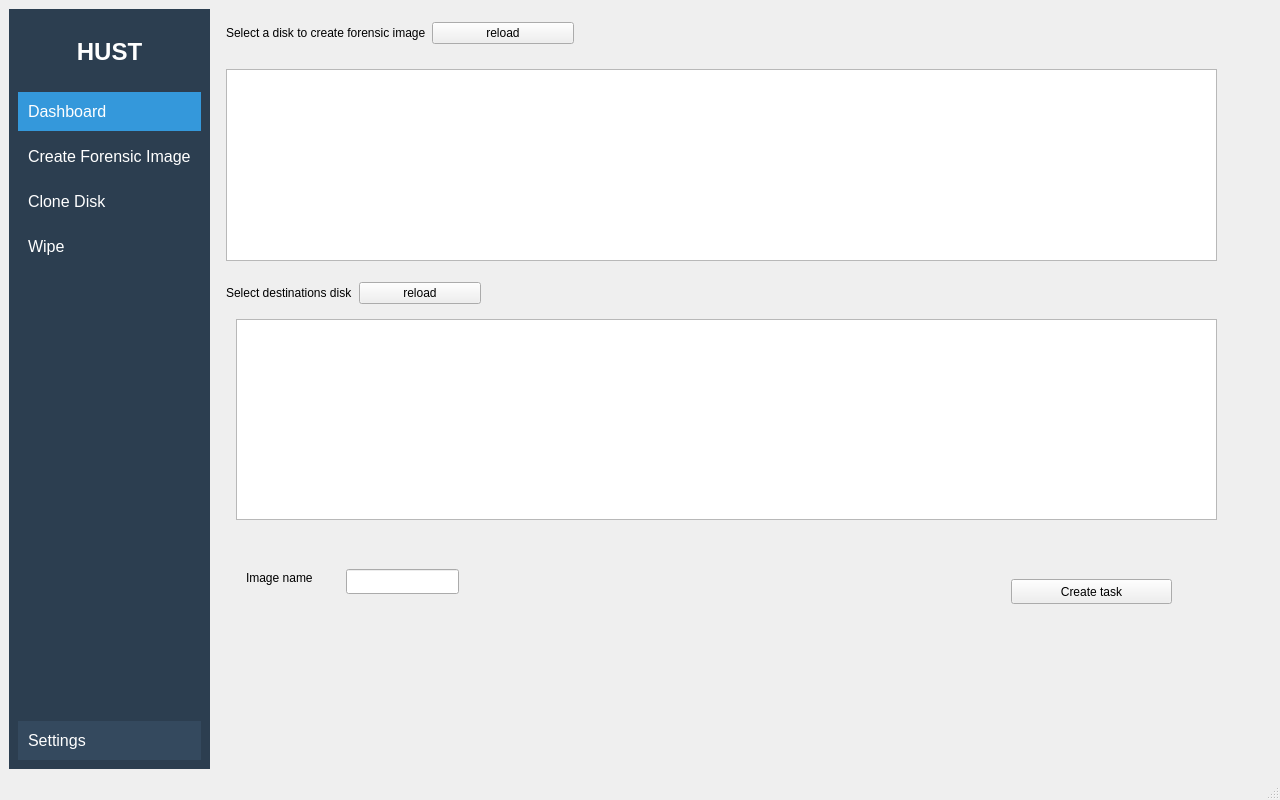
Above: mainwindow.ui from betty2310/CongFung before the change. Below: the same form after it.
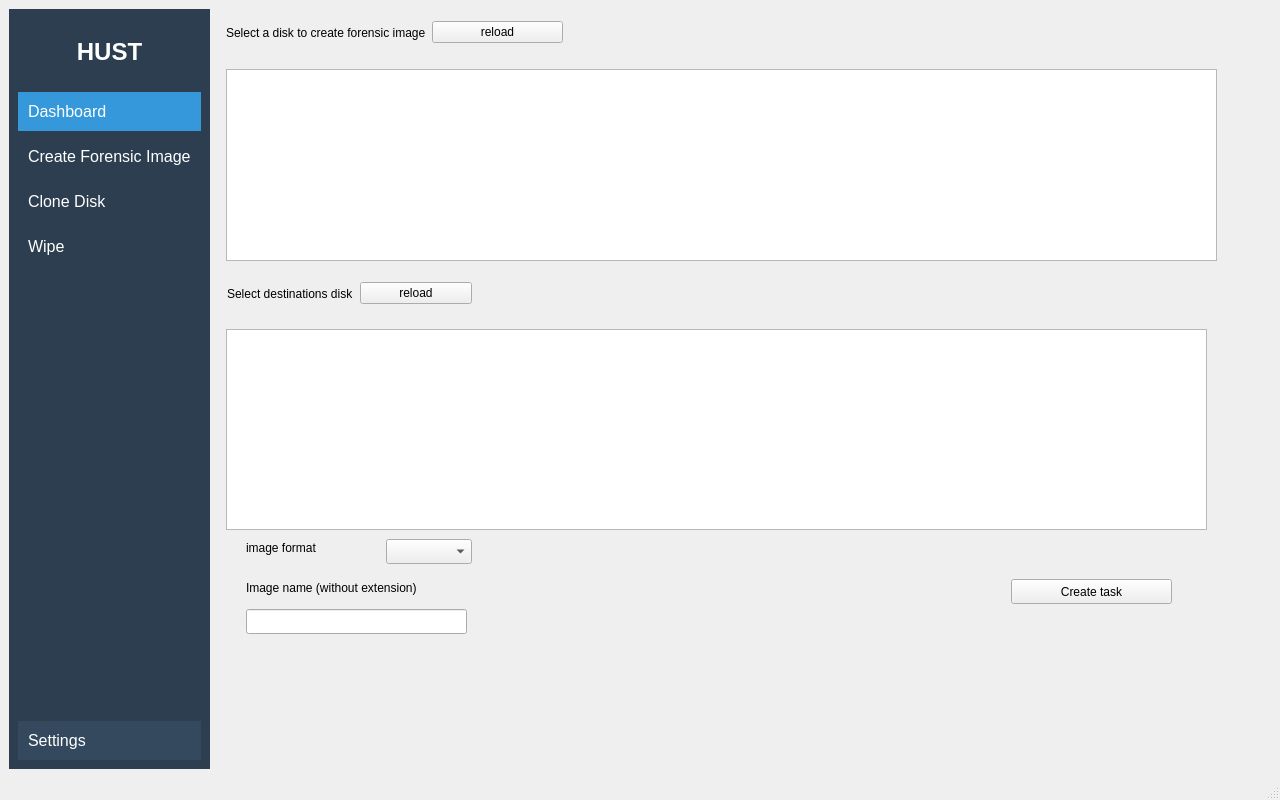
That is the form after the change.

Commit message: wip: create image task

The edit to the form file:
```diff
--- a/mainwindow.ui
+++ b/mainwindow.ui
@@ -178,8 +178,8 @@
        <widget class="QTableWidget" name="destinationsDiskTable">
         <property name="geometry">
          <rect>
-          <x>20</x>
-          <y>310</y>
+          <x>10</x>
+          <y>320</y>
           <width>981</width>
           <height>201</height>
          </rect>
@@ -199,8 +199,8 @@
          <rect>
           <x>10</x>
           <y>10</y>
-          <width>348</width>
-          <height>28</height>
+          <width>337</width>
+          <height>27</height>
          </rect>
         </property>
         <layout class="QHBoxLayout" name="horizontalLayout_2">
@@ -233,13 +233,59 @@
          <string>Create task</string>
         </property>
        </widget>
-       <widget class="QWidget" name="layoutWidget">
+       <widget class="QLabel" name="label_5">
         <property name="geometry">
          <rect>
-          <x>10</x>
-          <y>270</y>
-          <width>255</width>
-          <height>28</height>
+          <x>30</x>
+          <y>570</y>
+          <width>241</width>
+          <height>17</height>
+         </rect>
+        </property>
+        <property name="text">
+         <string>Image name (without extension)</string>
+        </property>
+       </widget>
+       <widget class="QLineEdit" name="imageNameTextBox">
+        <property name="geometry">
+         <rect>
+          <x>30</x>
+          <y>600</y>
+          <width>221</width>
+          <height>25</height>
+         </rect>
+        </property>
+       </widget>
+       <widget class="QComboBox" name="imageFormatComboBox">
+        <property name="geometry">
+         <rect>
+          <x>170</x>
+          <y>530</y>
+          <width>86</width>
+          <height>25</height>
+         </rect>
+        </property>
+       </widget>
+       <widget class="QLabel" name="label_6">
+        <property name="geometry">
+         <rect>
+          <x>30</x>
+          <y>530</y>
+          <width>101</width>
+          <height>17</height>
+         </rect>
+        </property>
+        <property name="text">
+         <string>image format</string>
+        </property>
+       </widget>
+       <widget class="QWidget" name="">
+        <property name="geometry">
+         <rect>
+          <x>11</x>
+          <y>271</y>
+          <width>245</width>
+          <height>27</height>
          </rect>
         </property>
         <layout class="QHBoxLayout" name="horizontalLayout_3">
@@ -259,29 +305,6 @@
          </item>
         </layout>
        </widget>
-       <widget class="QLabel" name="label_5">
-        <property name="geometry">
-         <rect>
-          <x>30</x>
-          <y>560</y>
-          <width>121</width>
-          <height>17</height>
-         </rect>
-        </property>
-        <property name="text">
-         <string>Image name</string>
-        </property>
-       </widget>
-       <widget class="QLineEdit" name="imageNameTextBox">
-        <property name="geometry">
-         <rect>
-          <x>130</x>
-          <y>560</y>
-          <width>113</width>
-          <height>25</height>
-         </rect>
-        </property>
-       </widget>
       </widget>
       <widget class="QWidget" name="cloneDiskPage">
        <widget class="QLabel" name="label_2">
```
Left out of the diff: 6 changed lines with no effect on the pictures. The commit also changes 6 other files.
